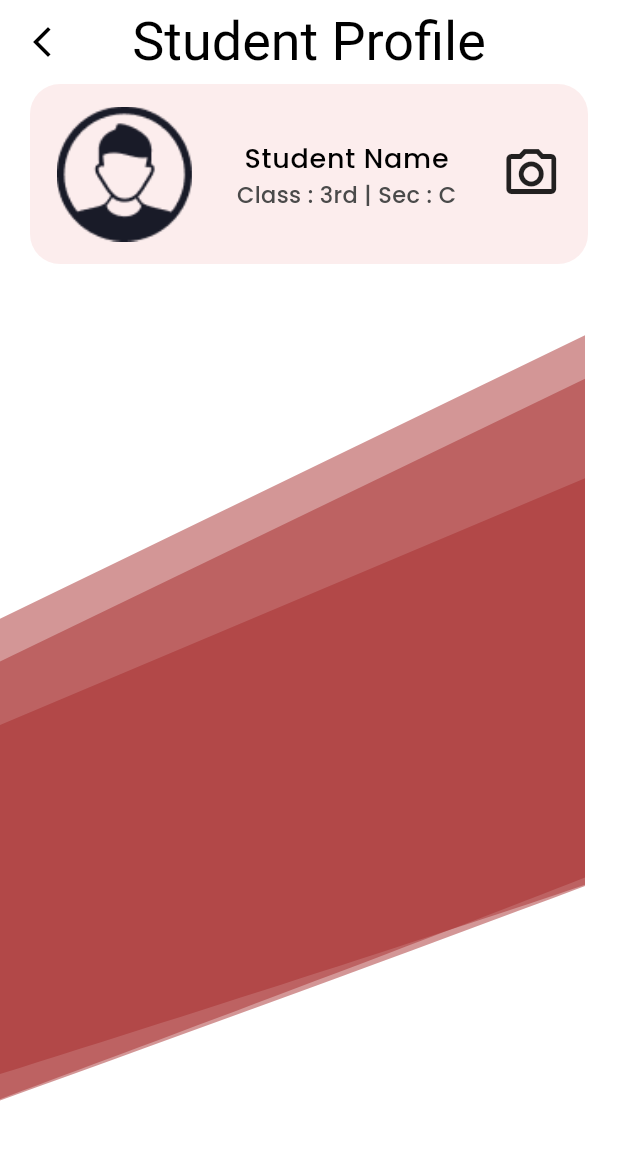
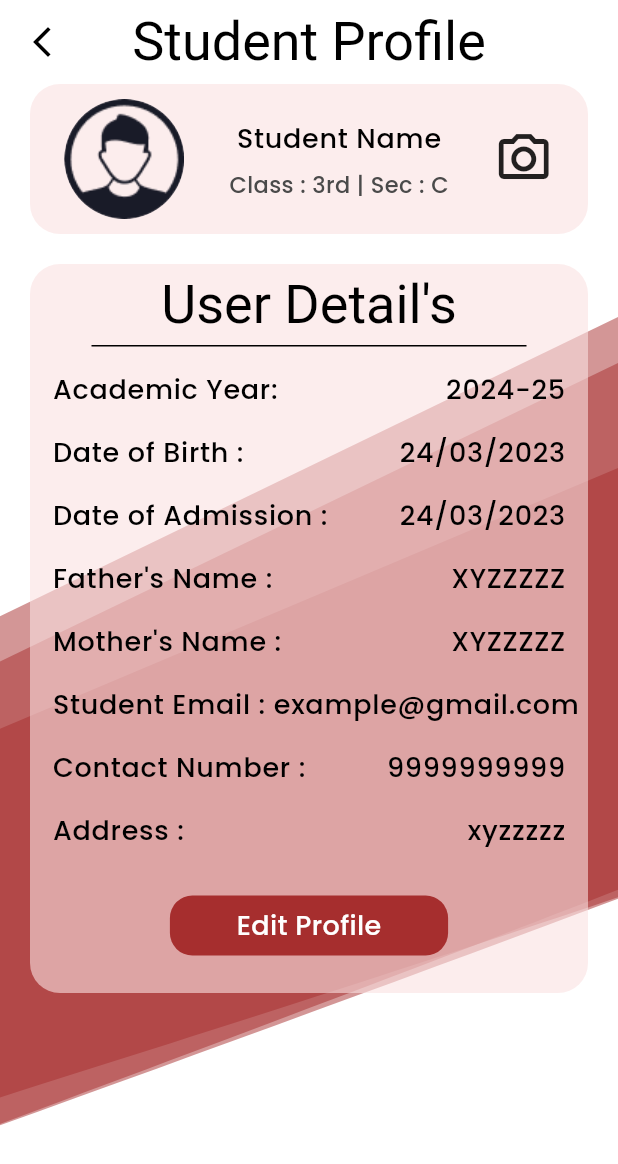
Before and after one commit to lrdpublicschooldevs/LRD-Public-School, a Flutter app: the StudentProfilePage screen opened directly, on a phone screen of 412 x 824 dp. Shown: the top 1164 px of the screen. Run offline on Flutter 3.47's test engine with Material 3 defaults, Android fonts, the phone set to English and light mode, and no system bars; our stand-ins replace dropdown_button2, flutter_svg, get.

Commit message:
update student page and added student edit profile

```diff
--- a/lib/Pages/DashBoard/Widgets/DashboardBody.dart
+++ b/lib/Pages/DashBoard/Widgets/DashboardBody.dart
@@ -19,12 +19,12 @@ class DashboardBody extends StatelessWidget {
           children: [
             Container(
               height: 35,
-              decoration: const BoxDecoration(
-                borderRadius: BorderRadius.only(
+              decoration: BoxDecoration(
+                borderRadius: const BorderRadius.only(
                   topLeft: Radius.circular(20),
                   topRight: Radius.circular(20),
                 ),
-                color: Colors.black,
+                color: Theme.of(context).colorScheme.primary,
               ),
               child: const Center(
                 child: Text(
--- a/lib/Pages/Student_profile/StudentProfile.dart
+++ b/lib/Pages/Student_profile/StudentProfile.dart
@@ -1,6 +1,12 @@
 import 'package:flutter/material.dart';
+import 'package:flutter/widgets.dart';
 import 'package:flutter_svg/flutter_svg.dart';
+import 'package:get/get.dart';
 import 'package:myapp/Config/images.dart';
+import 'package:myapp/Pages/Student_profile/StudentEditProfile.dart';
+import 'package:myapp/Pages/Student_profile/Widgets/studentHeader.dart';
+import 'package:myapp/Pages/Student_profile/Widgets/studentEditBox.dart';
+import 'package:myapp/Widgets/primaryBtn.dart';
 
 class StudentProfilePage extends StatelessWidget {
   const StudentProfilePage({super.key});
@@ -17,7 +23,7 @@ class StudentProfilePage extends StatelessWidget {
         ),
         leading: InkWell(
           onTap: () {},
-          child: Icon(Icons.arrow_back_ios_new_outlined),
+          child: const Icon(Icons.arrow_back_ios_new_outlined),
         ),
       ),
       body: Stack(
@@ -25,61 +31,69 @@ class StudentProfilePage extends StatelessWidget {
           SvgPicture.asset(
             AssetsIamge.bgDesignSVG,
             fit: BoxFit.cover,
+            width: double.infinity,
+            height: double.infinity,
           ),
+          SingleChildScrollView(
+            child: Column(
+              children: [
+                StudentHeader(),
+                const SizedBox(height: 20),
                 Padding(
                   padding: const EdgeInsets.only(left: 20, right: 20),
                   child: Container(
-              padding: EdgeInsets.all(5),
-              height: 120,
+                    padding: const EdgeInsets.all(5),
                     decoration: BoxDecoration(
                       borderRadius: BorderRadius.circular(20),
                       color: const Color.fromRGBO(250, 225, 225, 0.6),
                     ),
                     child: Column(
                       children: [
+                        Text(
+                          "User Detail's",
+                          style: Theme.of(context).textTheme.displaySmall,
+                        ),
+                        const SizedBox(height: 5),
+                        Container(
+                          height: 1,
+                          width: 290,
+                          color: Colors.black,
+                        ),
+                        const SizedBox(height: 15),
+                        Padding(
+                          padding: const EdgeInsets.only(left: 10, right: 10),
+                          child: Column(
+                            children: [
+                              StudentEditDetail(text: "Academic Year: ", detail: "2024-25"),
+                              const SizedBox(height: 15),
+                              StudentEditDetail(text: "Date of Birth : ", detail: "24/03/2023"),
+                              const SizedBox(height: 15),
+                              StudentEditDetail(text: "Date of Admission : ", detail: "24/03/2023"),
+                              const SizedBox(height: 15),
+                              StudentEditDetail(text: "Father's Name : ", detail: "XYZZZZZ"),
+                              const SizedBox(height: 15),
+                              StudentEditDetail(text: "Mother's Name : ", detail: "XYZZZZZ"),
+                              const SizedBox(height: 15),
+                              StudentEditDetail(text: "Student Email : ", detail: "example@gmail.com"),
+                              const SizedBox(height: 15),
+                              StudentEditDetail(text: "Contact Number : ", detail: "9999999999"),
+                              const SizedBox(height: 15),
+                              StudentEditDetail(text: "Address : ", detail: "xyzzzzz"),
+                              const SizedBox(height: 30),
                               Row(
-                    mainAxisAlignment: MainAxisAlignment.spaceAround,
+                                mainAxisAlignment: MainAxisAlignment.center,
                                 children: [
-                      InkWell(
-                        onTap: () {},
-                        child: Container(
-                          height: 110,
-                          width: 90,
-                          child: ClipRRect(
-                            borderRadius: BorderRadius.circular(100),
-                            child: Image.asset(
-                              AssetsIamge.proflePicImg,
-                              fit: BoxFit.contain,
+                                  PrimaryBtn(
+                                    btnName: "       Edit Profile       ",
+                                    ontap: () {
+                                      Get.to(StudentEditProfile());
+                                    },
                                   ),
-                          ),
-                        ),
-                      ),
-                      Column(
-                        children: [
-                          Text(
-                            "Student Name",
-                            style: Theme.of(context).textTheme.bodyLarge,
-                          ),
-                          Row(
-                            children: [
-                              Text(
-                                " Class : 3rd",
-                                style: Theme.of(context).textTheme.bodyMedium,
-                              ),
-                              Text(" | "),
-                              Text(
-                                "Sec : C ",
-                                style: Theme.of(context).textTheme.bodyMedium,
-                              )
-                            ],
-                          )
                                 ],
                               ),
-                      Icon(
-                        Icons.camera_alt_outlined,
-                        size: 40,
-                      )
+                              const SizedBox(height: 20),
                             ],
+                          ),
                         ),
                       ],
                     ),
@@ -87,6 +101,9 @@ class StudentProfilePage extends StatelessWidget {
                 )
               ],
             ),
+          )
+        ],
+      ),
     );
   }
 }
--- /dev/null
+++ b/lib/Pages/Student_profile/Widgets/studentEditBox.dart
@@ -0,0 +1,24 @@
+import 'package:flutter/material.dart';
+
+class StudentEditDetail extends StatelessWidget {
+  final String text;
+  final String detail;
+  const StudentEditDetail({super.key, required this.text, required this.detail});
+
+  @override
+  Widget build(BuildContext context) {
+    return Row(
+      mainAxisAlignment: MainAxisAlignment.spaceBetween,
+      children: [
+        Text(
+          text,
+          style: Theme.of(context).textTheme.bodyLarge,
+        ),
+        Text(
+          detail,
+          style: Theme.of(context).textTheme.bodyLarge,
+        ),
+      ],
+    );
+  }
+}
--- /dev/null
+++ b/lib/Pages/Student_profile/Widgets/studentHeader.dart
@@ -0,0 +1,70 @@
+import 'package:flutter/material.dart';
+import 'package:myapp/Config/images.dart';
+
+class StudentHeader extends StatelessWidget {
+  const StudentHeader({super.key});
+
+  @override
+  Widget build(BuildContext context) {
+    return Padding(
+      padding: const EdgeInsets.only(left: 20, right: 20),
+      child: Container(
+        padding: const EdgeInsets.all(10),
+        // height: 120,
+        decoration: BoxDecoration(
+          borderRadius: BorderRadius.circular(20),
+          color: const Color.fromRGBO(250, 225, 225, 0.6),
+        ),
+        child: Column(
+          children: [
+            Row(
+              mainAxisAlignment: MainAxisAlignment.spaceAround,
+              children: [
+                InkWell(
+                  onTap: () {},
+                  child: Container(
+                    height: 80,
+                    width: 80,
+                    child: ClipRRect(
+                      borderRadius: BorderRadius.circular(100),
+                      child: Image.asset(
+                        AssetsIamge.proflePicImg,
+                        fit: BoxFit.contain,
+                      ),
+                    ),
+                  ),
+                ),
+                Column(
+                  children: [
+                    Text(
+                      "Student Name",
+                      style: Theme.of(context).textTheme.bodyLarge,
+                    ),
+                    const SizedBox(height: 7),
+                    Row(
+                      children: [
+                        Text(
+                          " Class : 3rd",
+                          style: Theme.of(context).textTheme.bodyMedium,
+                        ),
+                        Text(" | "),
+                        Text(
+                          "Sec : C ",
+                          style: Theme.of(context).textTheme.bodyMedium,
+                        )
+                      ],
+                    )
+                  ],
+                ),
+                const Icon(
+                  Icons.camera_alt_outlined,
+                  size: 40,
+                )
+              ],
+            ),
+          ],
+        ),
+      ),
+    );
+  }
+}
```
Also changed, not shown: lib/Pages/DashBoard/Widgets/Attendance.dart (+12 -12 lines), lib/Pages/DashBoard/dashboard.dart (+4 -4 lines), lib/Pages/Student_profile/StudentEditProfile.dart (added, +155 -0 lines). Lines whose indentation alone changed are shown as unchanged.
